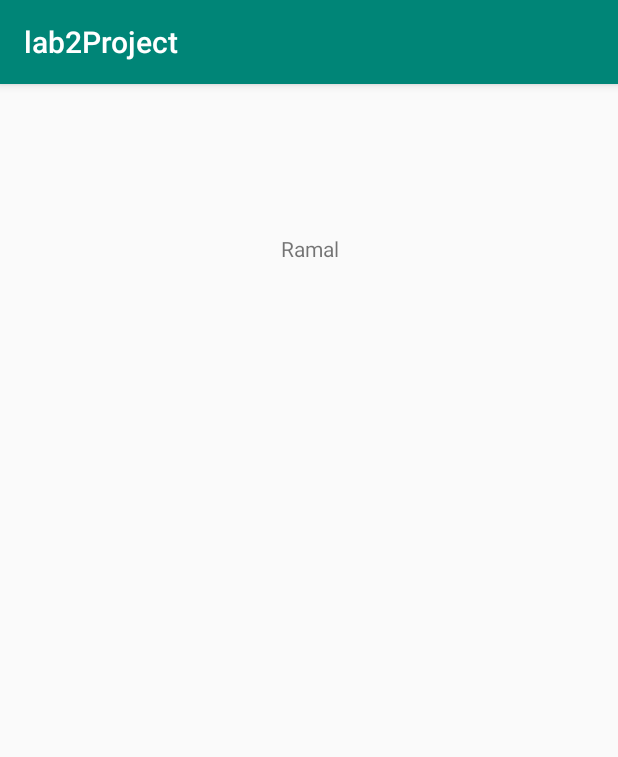
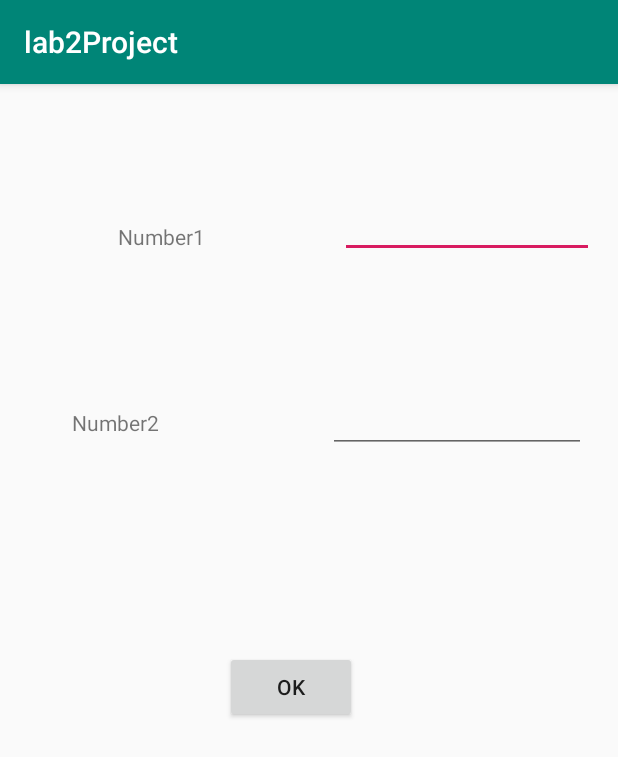
Before and after one commit to RamalSatharasinghe/lab2Project, an Android app: the screen it shows after launch (MainActivity), on a phone screen of 412 x 824 dp. Shown: the top 757 px of the screen. Run offline under Robolectric (Android 15) with nearby library versions, the phone set to English and light mode, and no system bars.

Commit message:
complete template

```diff
--- a/app/src/main/AndroidManifest.xml
+++ b/app/src/main/AndroidManifest.xml
@@ -9,6 +9,7 @@
         android:roundIcon="@mipmap/ic_launcher_round"
         android:supportsRtl="true"
         android:theme="@style/AppTheme">
+        <activity android:name=".SecondActivity"></activity>
         <activity android:name=".MainActivity">
             <intent-filter>
                 <action android:name="android.intent.action.MAIN" />
--- a/app/src/main/java/com/example/student/lab2project/MainActivity.java
+++ b/app/src/main/java/com/example/student/lab2project/MainActivity.java
@@ -1,12 +1,18 @@
 package com.example.student.lab2project;
 
+import android.content.Intent;
 import android.support.v7.app.AppCompatActivity;
 import android.os.Bundle;
+import android.view.View;
+import android.widget.Button;
 import android.widget.TextView;
 
 public class MainActivity extends AppCompatActivity {
 
     TextView text1;
+    TextView text2;
+
+    Button button1;
 
     @Override
     protected void onCreate(Bundle savedInstanceState) {
@@ -14,6 +20,24 @@ public class MainActivity extends AppCompatActivity {
         setContentView(R.layout.activity_main);
 
         text1 = findViewById(R.id.textView);
-        text1.setText(R.string.name1);
+        text1.setText(R.string.num1);
+
+        text2 = findViewById(R.id.textView2);
+        text2.setText(R.string.num2);
+
+        button1 = findViewById(R.id.button);
+        button1.setText(R.string.ok);
+
+        button1.setOnClickListener(new View.OnClickListener() {
+            @Override
+            public void onClick(View v) {
+                Intent intent = new Intent(MainActivity.this,SecondActivity.class);
+                startActivity(intent);
+            }
+        });
+
+
+
+
     }
 }
--- a/app/src/main/res/layout/activity_main.xml
+++ b/app/src/main/res/layout/activity_main.xml
@@ -8,13 +8,59 @@
 
     <TextView
         android:id="@+id/textView"
+        android:layout_width="109dp"
+        android:layout_height="28dp"
+        android:layout_marginStart="48dp"
+        android:layout_marginTop="92dp"
+        android:layout_marginEnd="8dp"
+        android:text="TextView"
+        app:layout_constraintEnd_toStartOf="@+id/editText"
+        app:layout_constraintStart_toStartOf="parent"
+        app:layout_constraintTop_toTopOf="parent" />
+
+    <EditText
+        android:id="@+id/editText"
+        android:layout_width="169dp"
+        android:layout_height="38dp"
+        android:layout_marginEnd="16dp"
+        android:ems="10"
+        android:inputType="textPersonName"
+        app:layout_constraintBaseline_toBaselineOf="@+id/textView"
+        app:layout_constraintEnd_toEndOf="parent" />
+
+    <TextView
+        android:id="@+id/textView2"
+        android:layout_width="117dp"
+        android:layout_height="32dp"
+        android:layout_marginStart="48dp"
+        android:layout_marginTop="96dp"
+        android:text="TextView"
+        app:layout_constraintStart_toStartOf="parent"
+        app:layout_constraintTop_toBottomOf="@+id/textView" />
+
+    <EditText
+        android:id="@+id/editText2"
+        android:layout_width="172dp"
+        android:layout_height="44dp"
+        android:layout_marginStart="44dp"
+        android:layout_marginEnd="16dp"
+        android:ems="10"
+        android:inputType="textPersonName"
+        app:layout_constraintBaseline_toBaselineOf="@+id/textView2"
+        app:layout_constraintEnd_toEndOf="parent"
+        app:layout_constraintHorizontal_bias="0.636"
+        app:layout_constraintStart_toEndOf="@+id/textView2" />
+
+    <Button
+        android:id="@+id/button"
         android:layout_width="wrap_content"
         android:layout_height="wrap_content"
-        android:layout_marginTop="100dp"
+        android:layout_marginStart="8dp"
+        android:layout_marginTop="132dp"
         android:layout_marginEnd="8dp"
-        android:text="TextView"
+        android:text="Button"
         app:layout_constraintEnd_toEndOf="parent"
-        app:layout_constraintHorizontal_bias="0.512"
+        app:layout_constraintHorizontal_bias="0.462"
         app:layout_constraintStart_toStartOf="parent"
-        app:layout_constraintTop_toTopOf="parent" />
+        app:layout_constraintTop_toBottomOf="@+id/editText2" />
 </android.support.constraint.ConstraintLayout>
--- a/app/src/main/res/values/strings.xml
+++ b/app/src/main/res/values/strings.xml
@@ -1,4 +1,10 @@
 <resources>
     <string name="app_name">lab2Project</string>
-    <string name="name1">Ramal</string>
+    <string name="num1">Number1</string>
+    <string name="num2">Number2</string>
+    <string name="ok">Ok</string>
+    <string name="sum">+</string>
+    <string name="sub">-</string>
+    <string name="mul">*</string>
+    <string name="div">/</string>
 </resources>
```
Also changed, not shown: app/src/main/java/com/example/student/lab2project/SecondActivity.java (added, +41 -0 lines), app/src/main/res/layout/activity_second.xml (added, +98 -0 lines).
